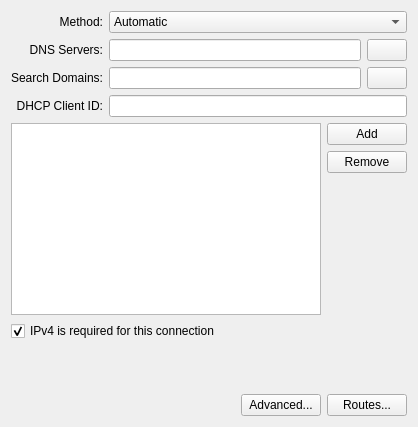
This is libs/editor/settings/ui/ipv4.ui in KDE/plasma-nm as Qt 5 draws it before an edit. The edited form follows.
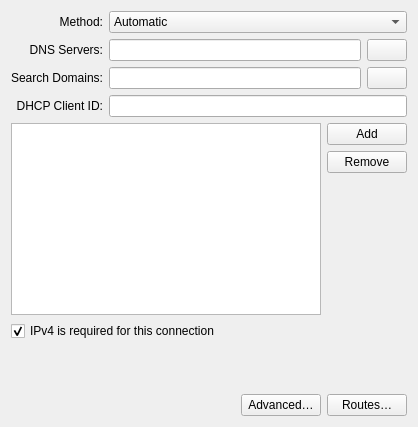
This is the edited form. Icons and pictures are not drawn. Custom widgets are drawn as their Qt base class.

The edit to the form file:
```diff
--- a/libs/editor/settings/ui/ipv4.ui
+++ b/libs/editor/settings/ui/ipv4.ui
@@ -307,7 +307,7 @@
      <item>
       <widget class="QPushButton" name="btnAdvanced">
        <property name="text">
-        <string>Advanced...</string>
+        <string>Advanced…</string>
        </property>
       </widget>
      </item>
@@ -332,7 +332,7 @@
         <enum>Qt::RightToLeft</enum>
        </property>
        <property name="text">
-        <string>Routes...</string>
+        <string>Routes…</string>
        </property>
       </widget>
      </item>
```
